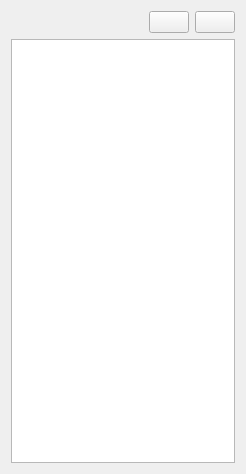
Qt form core_lib/interface/colorpalette.ui (pencil2d/pencil) before a commit.
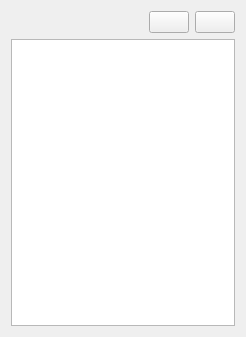
The same form after that commit. Icons and pictures are not drawn.

What changed in the file:
```diff
--- a/core_lib/interface/colorpalette.ui
+++ b/core_lib/interface/colorpalette.ui
@@ -7,7 +7,7 @@
     <x>0</x>
     <y>0</y>
     <width>246</width>
-    <height>474</height>
+    <height>337</height>
    </rect>
   </property>
   <property name="windowTitle">
```
